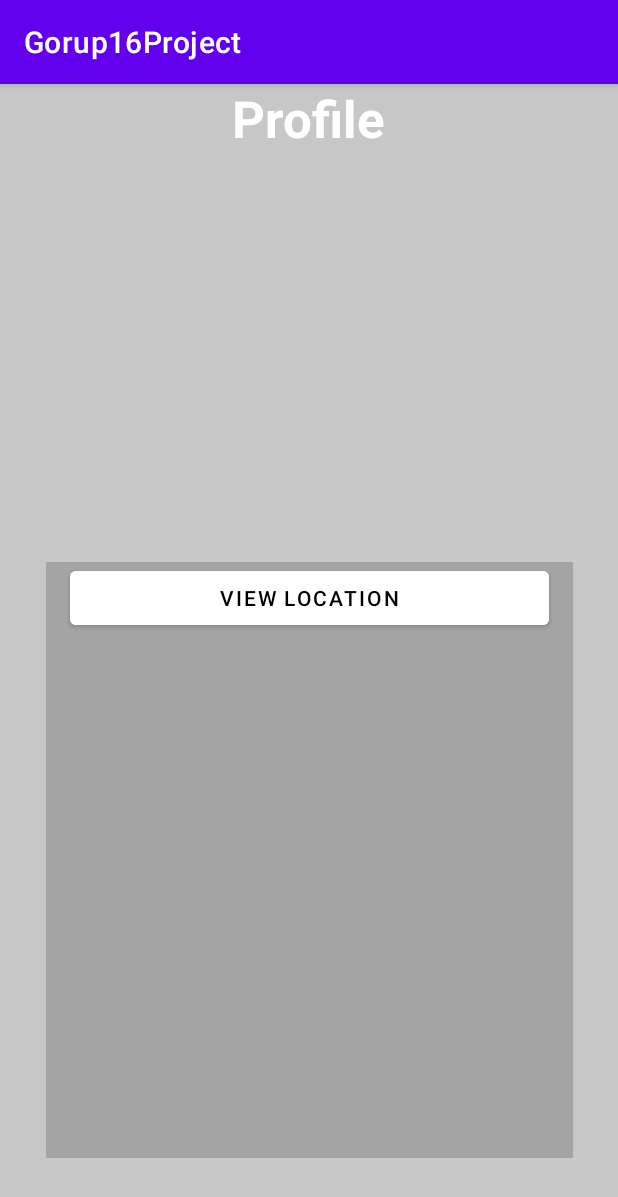
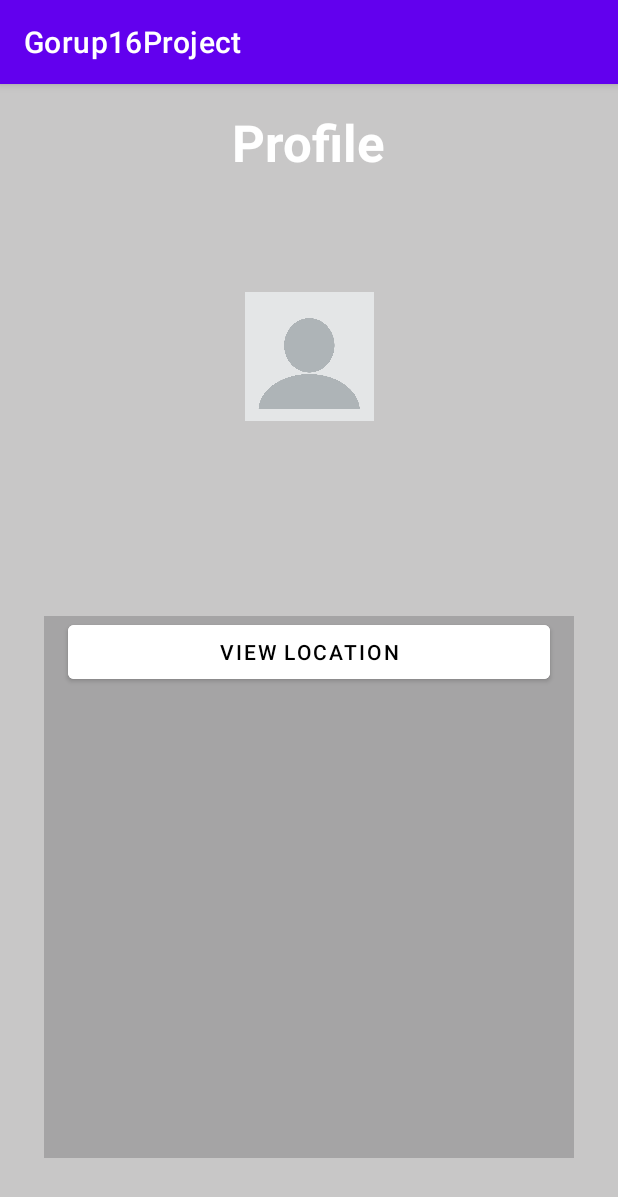
Before and after one commit to sharma-sourabh3435/Odd-Jobs, an Android app: the ProfilePage screen opened directly, with no data from a screen before it, on a phone screen of 412 x 824 dp. Shown: the top 1197 px of the screen. Run offline under Robolectric (Android 15) with nearby library versions, the phone set to English and light mode, and no system bars.

Commit message:
Working on the users profile page layout

```diff
--- a/app/src/main/res/layout/profile_page.xml
+++ b/app/src/main/res/layout/profile_page.xml
@@ -13,21 +13,19 @@
         android:layout_width="wrap_content"
         android:layout_height="wrap_content"
         android:layout_marginHorizontal="16dp"
+        android:layout_marginTop="16dp"
         android:text="Profile"
         android:textAppearance="@style/TextAppearance.AppCompat.Display1"
         android:textColor="@color/white"
         android:textStyle="bold"
-        app:layout_constraintBottom_toTopOf="@+id/imageView"
         app:layout_constraintEnd_toEndOf="parent"
         app:layout_constraintStart_toStartOf="parent"
         app:layout_constraintTop_toTopOf="parent" />
 
     <LinearLayout
         android:id="@+id/linearLayout2"
-        android:layout_width="351dp"
-        android:layout_height="397dp"
-        android:layout_marginStart="8dp"
-        android:layout_marginEnd="8dp"
+        android:layout_width="353dp"
+        android:layout_height="361dp"
         android:layout_marginBottom="52dp"
         android:background="#A5A4A5"
         android:orientation="vertical"
@@ -44,17 +42,10 @@
             android:minHeight="48dp"
             android:text="VIEW LOCATION"
             android:textColor="@color/black" />
+
     </LinearLayout>
 
-    <ImageView
-        android:id="@+id/imageView"
-        android:layout_width="wrap_content"
-        android:layout_height="wrap_content"
-        app:layout_constraintBottom_toTopOf="@+id/name"
-        app:layout_constraintEnd_toEndOf="parent"
-        app:layout_constraintStart_toStartOf="parent"
-        app:layout_constraintTop_toBottomOf="@+id/Profile"
-        tools:srcCompat="@tools:sample/avatars" />
+
 
     <TextView
         android:id="@+id/name"
@@ -65,9 +56,19 @@
         android:textAppearance="@style/TextAppearance.AppCompat.Display1"
         android:textColor="@color/white"
         android:textStyle="bold"
-        app:layout_constraintBottom_toTopOf="@+id/imageView"
         app:layout_constraintEnd_toEndOf="parent"
         app:layout_constraintStart_toStartOf="parent"
         app:layout_constraintTop_toTopOf="parent" />
 
+    <ImageView
+        android:id="@+id/imageView2"
+        android:layout_width="117dp"
+        android:layout_height="86dp"
+        app:layout_constraintBottom_toTopOf="@+id/linearLayout2"
+        app:layout_constraintEnd_toEndOf="parent"
+        app:layout_constraintStart_toStartOf="parent"
+        app:layout_constraintTop_toBottomOf="@+id/Profile"
+        app:layout_constraintVertical_bias="0.374"
+        app:srcCompat="@drawable/profile" />
+
 </androidx.constraintlayout.widget.ConstraintLayout>
```
Also changed, not shown: app/src/main/res/drawable/profile.png (added).
